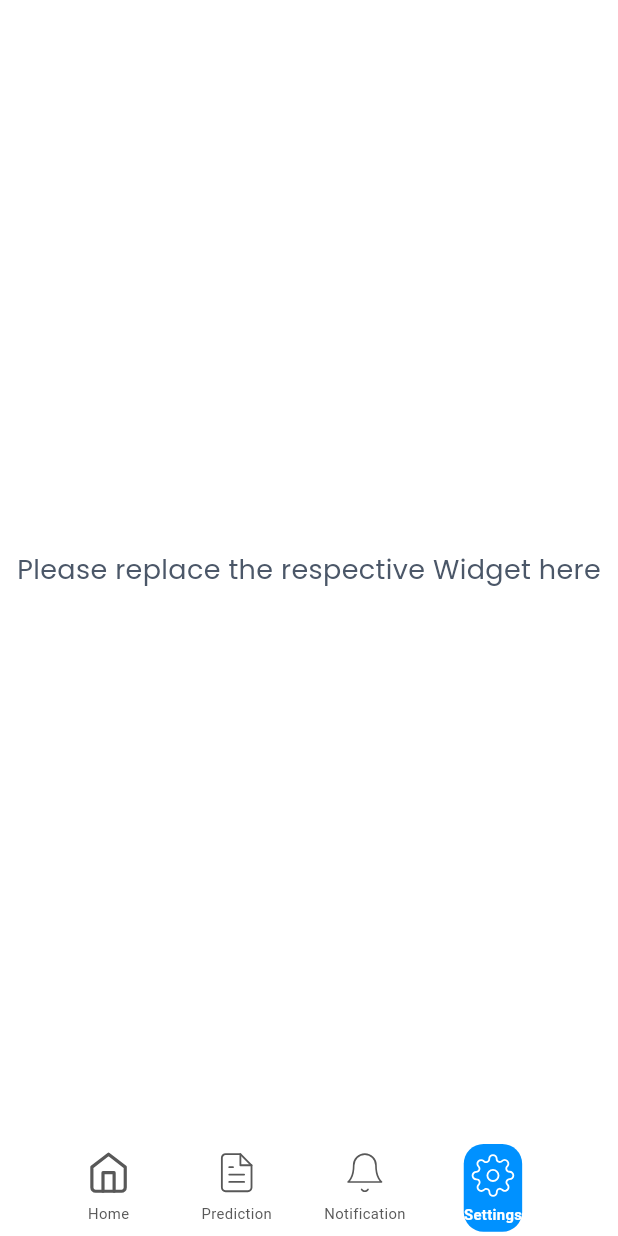
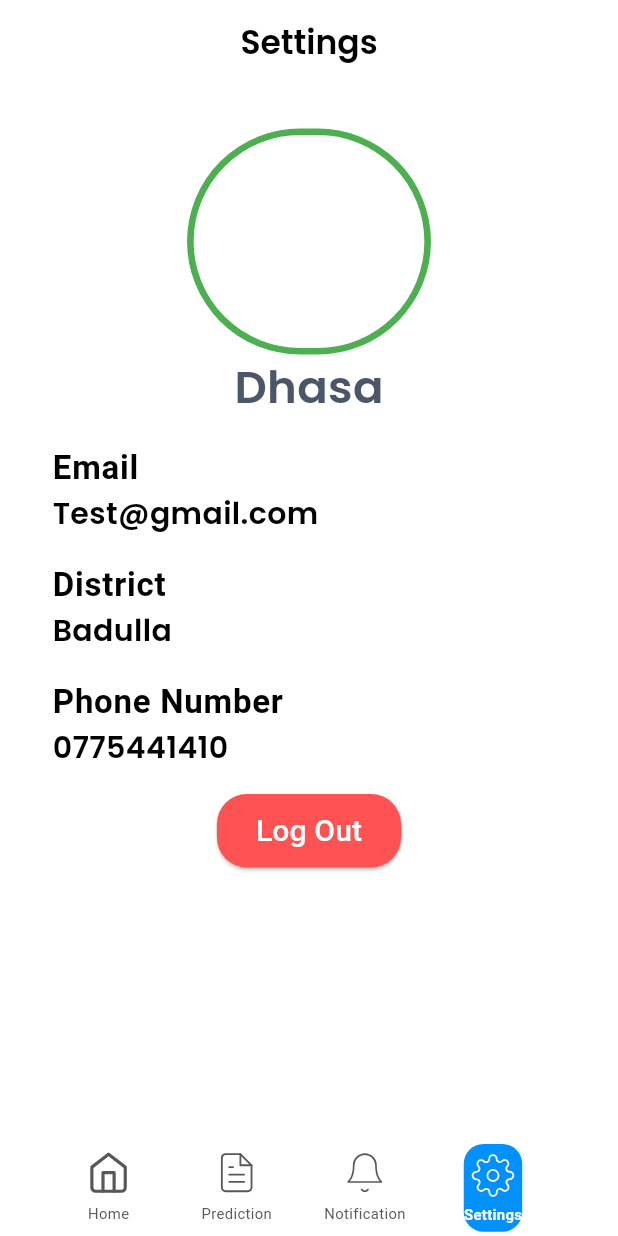
Before and after one commit to sajeewan/aquarisk, a Flutter app: the HomeContainerScreen screen opened by its route, item 4 of the bottom bar chosen, on a phone screen of 412 x 824 dp. Run offline on Flutter 3.47's test engine with Material 3 defaults, Android fonts, the phone set to English and light mode, and no system bars; our stand-ins replace cached_network_image, cloud_firestore, connectivity_plus, firebase_auth, firebase_core, flutter_svg and 3 more; missing offline and left inert: tflite_flutter; accounts and stored records are empty; Roboto replaces fonts that are missing (Source Sans Pro).

Commit message:
Setting page changes added

```diff
--- a/lib/presentation/home_container_screen/home_container_screen.dart
+++ b/lib/presentation/home_container_screen/home_container_screen.dart
@@ -1,5 +1,6 @@
 import 'package:aquarisk/presentation/home_page/home_page.dart';
 import 'package:aquarisk/presentation/predict_flood_page/predict_flood_page.dart';
+import 'package:aquarisk/presentation/setting_page/setting_page.dart';
 import 'package:aquarisk/widgets/custom_bottom_bar.dart';
 import 'package:flutter/material.dart';
 import 'package:aquarisk/core/app_export.dart';
@@ -40,7 +41,7 @@ class HomeContainerScreen extends GetWidget<HomeContainerController> {
       case BottomBarEnum.Notification:
         return "/";
       case BottomBarEnum.Settings:
-        return "/";
+        return AppRoutes.settingScreen;
       default:
         return "/";
     }
@@ -53,6 +54,8 @@ class HomeContainerScreen extends GetWidget<HomeContainerController> {
         return HomePage();
       case AppRoutes.predictFloodPage:
         return PredictFloodPage();
+      case AppRoutes.settingScreen:
+        return SettingPage();
       default:
         return DefaultWidget();
     }
--- a/lib/presentation/home_page/home_page.dart
+++ b/lib/presentation/home_page/home_page.dart
@@ -3,8 +3,7 @@ import 'package:cloud_firestore/cloud_firestore.dart';
 
 import 'widgets/home_item_widget.dart';
 import 'models/home_item_model.dart';
-import 'package:aquarisk/widgets/custom_text_form_field.dart';
-import 'package:aquarisk/widgets/custom_elevated_button.dart';
+
 import 'package:flutter/material.dart';
 import 'package:aquarisk/core/app_export.dart';
 import 'controller/home_controller.dart';
@@ -24,10 +23,8 @@ class HomePage extends StatelessWidget {
       child: Scaffold(
         resizeToAvoidBottomInset: false,
         appBar: AppBar(
-          title: Text("Welcome"),
-          leading: null,
-
-
+          title: Center(child: Text("Welcome")),
+          automaticallyImplyLeading: false,
         ),
         body: Container(
           width: double.maxFinite,
--- /dev/null
+++ b/lib/presentation/setting_page/binding/setting_binding.dart
@@ -0,0 +1,13 @@
+
+import 'package:get/get.dart';
+
+import '../controller/setting_controller.dart';
+
+
+
+class SettingBinding extends Bindings {
+  @override
+  void dependencies() {
+    Get.lazyPut(() => SettingController());
+  }
+}
--- /dev/null
+++ b/lib/presentation/setting_page/controller/setting_controller.dart
@@ -0,0 +1,50 @@
+import 'package:aquarisk/presentation/home_page/home_page.dart';
+import 'package:cloud_firestore/cloud_firestore.dart';
+import 'package:firebase_auth/firebase_auth.dart';
+
+import '../../../core/app_export.dart';
+import '../../login_screen/login_screen.dart';
+import '../models/UserModel.dart';
+
+
+class SettingController extends GetxController {
+
+  FirebaseAuth _auth = FirebaseAuth.instance;
+  FirebaseFirestore _firestore = FirebaseFirestore.instance;
+
+
+  Rx<UserModel?> userModel = Rx<UserModel?>(null);
+
+  @override
+  void onInit() {
+    super.onInit();
+    getUserData();
+
+  }
+
+
+
+  Future<void> getUserData() async {
+    final user = FirebaseAuth.instance.currentUser;
+
+    if (user != null) {
+      DocumentSnapshot userData =
+      await _firestore.collection('users').doc(user.uid).get();
+      userModel.value = UserModel.fromMap(userData.data() as Map<String, dynamic>);
+      userModel.value!.uid = user.uid;
+
+    }
+  }
+
+  Future<void> signOut() async {
+    await _auth.signOut();
+    Get.offAllNamed(AppRoutes.loginScreen);
+  }
+
+
+  @override
+  void onClose() {
+    super.onClose();
+
+  }
+}
--- /dev/null
+++ b/lib/presentation/setting_page/models/UserModel.dart
@@ -0,0 +1,29 @@
+class UserModel {
+  String? uid;
+  String? name;
+  String? district;
+  String? email;
+  String? phoneNumber;
+
+  UserModel({this.uid, this.name, this.district, this.email, this.phoneNumber});
+
+  factory UserModel.fromMap(Map<String, dynamic> data) {
+    return UserModel(
+      uid: data['uid'],
+      name: data['Name'],
+      district: data['district'],
+      email: data['email'],
+      phoneNumber: data['phoneNumber'],
+    );
+  }
+
+  Map<String, dynamic> toMap() {
+    return {
+      'uid': uid,
+      'name': name,
+      'district': district,
+      'email': email,
+      'phoneNumber': phoneNumber,
+    };
+  }
+}
--- /dev/null
+++ b/lib/presentation/setting_page/setting_page.dart
@@ -0,0 +1,122 @@
+import 'package:aquarisk/core/app_export.dart';
+import 'package:aquarisk/presentation/setting_page/controller/setting_controller.dart';
+import 'package:flutter/material.dart';
+
+class SettingPage extends StatelessWidget {
+  SettingPage({Key? key})
+      : super(
+          key: key,
+        );
+
+  SettingController settingController = Get.put(SettingController());
+
+  @override
+  Widget build(BuildContext context) {
+    return Scaffold(
+      appBar: AppBar(
+        title: Center(child: Text('Settings')),
+        automaticallyImplyLeading: false,
+      ),
+      body: Obx(() {
+        if (settingController.userModel.value == null) {
+          return Center(child: CircularProgressIndicator());
+        } else {
+          //
+          return Container(
+            width: double.maxFinite,
+            padding: EdgeInsets.symmetric(
+              horizontal: 10.h,
+              vertical: 24.v,
+            ),
+            child: Column(
+              children: [
+                Container(
+                  height: 122.v,
+                  width: 148.h,
+                  decoration: BoxDecoration(
+                    borderRadius: BorderRadius.circular(74.h),
+                    border: Border.all(color: Colors.green, width: 4.h),
+                  ),
+                ),
+                Container(
+                  child: Center(
+                    child: Text(
+                      "Dhasa",
+                      style:
+                          TextStyle(fontWeight: FontWeight.bold, fontSize: 30),
+                    ),
+                  ),
+                ),
+                Padding(
+                  padding: const EdgeInsets.all(8.0),
+                  child: Container(
+                    child: Column(
+                      children: [
+                        ListTile(
+                          title: Text(
+                            "Email",
+                            style: TextStyle(
+                                fontWeight: FontWeight.bold, fontSize: 22),
+                          ),
+                          subtitle: Text(
+                            "Test@gmail.com",
+                            style: TextStyle(
+                                fontWeight: FontWeight.bold, fontSize: 20),
+                          ),
+                        ),
+                        ListTile(
+                          title: Text(
+                            "District",
+                            style: TextStyle(
+                                fontWeight: FontWeight.bold, fontSize: 22),
+                          ),
+                          subtitle: Text(
+                            "Badulla",
+                            style: TextStyle(
+                                fontWeight: FontWeight.bold, fontSize: 20),
+                          ),
+                        ),
+                        ListTile(
+                          title: Text(
+                            "Phone Number",
+                            style: TextStyle(
+                                fontWeight: FontWeight.bold, fontSize: 22),
+                          ),
+                          subtitle: Text(
+                            "0775441410",
+                            style: TextStyle(
+                                fontWeight: FontWeight.bold, fontSize: 20),
+                          ),
+                        ),
+                      ],
+                    ),
+                  ),
+                ),
+
+                ElevatedButton(
+                  //style: raisedButtonStyle,
+                  onPressed: () {
+                    settingController.signOut();
+                  },
+                  child: Padding(
+                    padding: const EdgeInsets.all(10.0),
+                    child: Text('Log Out',style: TextStyle(color: Colors.white,fontSize: 20),),
+                  ),
+                  style: ElevatedButton.styleFrom(
+                    backgroundColor: Colors.redAccent,
+                    foregroundColor: Colors.grey[300],
+                    minimumSize: Size(88, 36),
+                    padding: EdgeInsets.symmetric(horizontal: 16),
+                    shape: const RoundedRectangleBorder(
+                      borderRadius: BorderRadius.all(Radius.circular(20)),
+                    ),
+                  ),
+                )
+              ],
+            ),
+          );
+        }
+      }),
+    );
+  }
+}
--- a/lib/routes/app_routes.dart
+++ b/lib/routes/app_routes.dart
@@ -1,3 +1,4 @@
+import 'package:aquarisk/presentation/setting_page/setting_page.dart';
 import 'package:aquarisk/presentation/splash_screen/binding/splash_binding.dart';
 import 'package:get/get.dart';
 import '../presentation/home_container_screen/home_container_screen.dart';
@@ -8,6 +9,7 @@ import '../presentation/app_navigation_screen/app_navigation_screen.dart';
 import '../presentation/app_navigation_screen/binding/app_navigation_binding.dart';
 import '../presentation/login_screen/binding/login_binding.dart';
 import '../presentation/login_screen/login_screen.dart';
+import '../presentation/setting_page/binding/setting_binding.dart';
 import '../presentation/signup_screen/binding/signup_binding.dart';
 import '../presentation/signup_screen/signup_screen.dart';
 import '../presentation/splash_screen/splash_screen.dart';
@@ -30,6 +32,8 @@ class AppRoutes {
   static const String splashScreen = '/splash_screen';
 
   static const String signupScreen = '/signup_screen';
+
+  static const String settingScreen = '/setting_page';
 
   static List<GetPage> pages = [
     GetPage(
@@ -82,6 +86,13 @@ class AppRoutes {
       bindings: [
         SplashBinding(),
       ],
+    ),
+    GetPage(
+      name: settingScreen,
+      page: () => SettingPage(),
+      bindings: [
+        SettingBinding(),
+      ],
     )
   ];
 }
```
Also changed, not shown: 1 other file.
